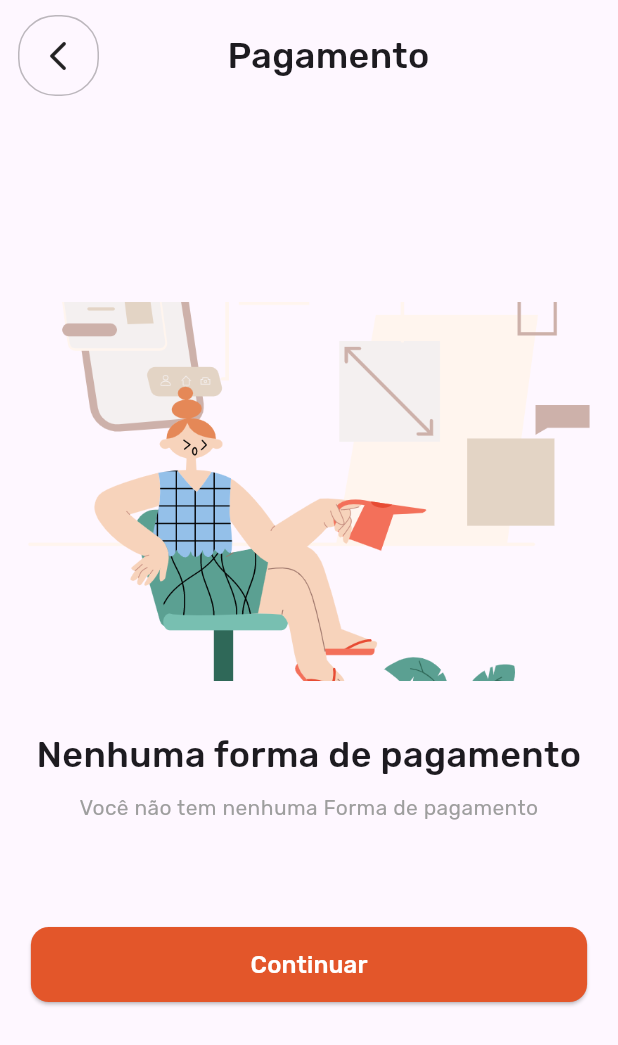
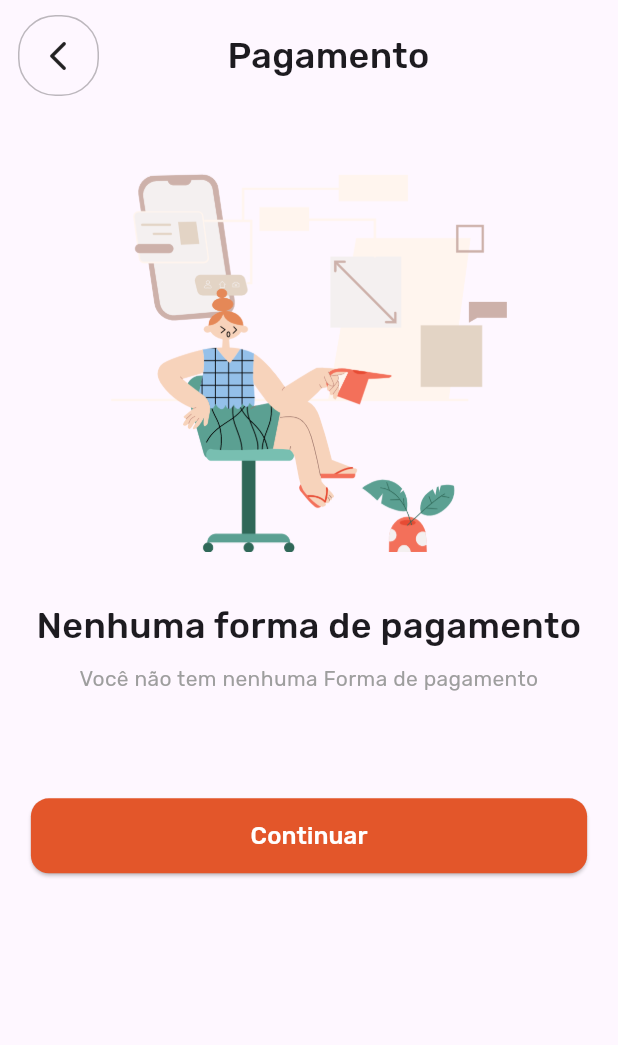
Before and after one commit to lucasdsmachado/code_factory, a Flutter app: the PaymentPage screen opened directly, on a phone screen of 412 x 824 dp. Shown: the top 1045 px of the screen. Run offline on Flutter 3.47's test engine with Material 3 defaults, Android fonts, the phone set to English and light mode, and no system bars; our stand-ins replace smooth_page_indicator.

Commit message:
fix: tamanhos dinamicos

```diff
--- a/lib/app/pages/payment_page.dart
+++ b/lib/app/pages/payment_page.dart
@@ -20,13 +20,12 @@ class PaymentPage extends StatelessWidget {
                   Navigator.pop(context);
                 },
               ),
-              const SizedBox(height: 127),
+              SizedBox(height: MediaQuery.of(context).size.height * 0.05),
               SizedBox(
                 height: 253,
                 width: 375,
                 child: Image.asset(
                   "assets/images/payment_empty_image.png",
-                  fit: BoxFit.cover,
                 ),
               ),
               const SizedBox(height: 32),
```
Also changed, not shown: lib/app/pages/profile_screens/user_profile_page.dart (+9 -1 lines).
